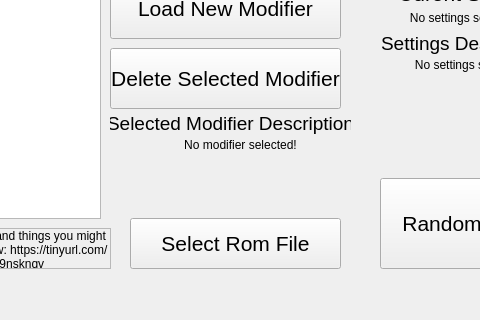
Old version of the form QTGUIDesign.ui in the repository erudnick-cohen/Pokemon-Crystal-Item-Randomizer; both pictures show x 210 to 690 and y 122 to 442 of the 800 by 442 pixel window.
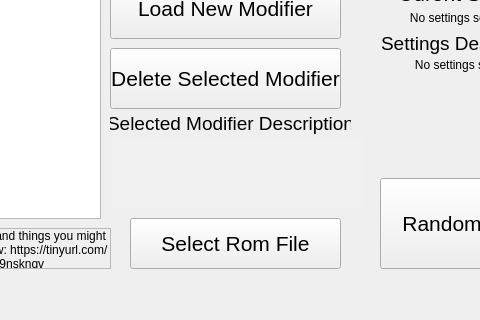
New version of the form.

Commit message: New early fly setting and better storm badge placement

What changed in the file:
```diff
--- a/QTGUIDesign.ui
+++ b/QTGUIDesign.ui
@@ -368,25 +368,6 @@
      <bool>true</bool>
     </property>
    </widget>
-   <widget class="QLabel" name="ModifierDescription">
-    <property name="geometry">
-     <rect>
-      <x>320</x>
-      <y>260</y>
-      <width>261</width>
-      <height>71</height>
-     </rect>
-    </property>
-    <property name="text">
-     <string>No modifier selected!</string>
-    </property>
-    <property name="alignment">
-     <set>Qt::AlignHCenter|Qt::AlignTop</set>
-    </property>
-    <property name="wordWrap">
-     <bool>true</bool>
-    </property>
-   </widget>
    <widget class="QLabel" name="label_12">
     <property name="geometry">
      <rect>
@@ -484,6 +465,119 @@
      <set>Qt::LinksAccessibleByMouse|Qt::TextSelectableByKeyboard|Qt::TextSelectableByMouse</set>
     </property>
    </widget>
+   <widget class="QTextEdit" name="ModifierDescription">
+    <property name="geometry">
+     <rect>
+      <x>323</x>
+      <y>260</y>
+      <width>251</width>
+      <height>71</height>
+     </rect>
+    </property>
+    <property name="palette">
+     <palette>
+      <active>
+       <colorrole role="Light">
+        <brush brushstyle="SolidPattern">
+         <color alpha="255">
+          <red>240</red>
+          <green>240</green>
+          <blue>240</blue>
+         </color>
+        </brush>
+       </colorrole>
+       <colorrole role="BrightText">
+        <brush brushstyle="SolidPattern">
+         <color alpha="255">
+          <red>240</red>
+          <green>240</green>
+          <blue>240</blue>
+         </color>
+        </brush>
+       </colorrole>
+       <colorrole role="Base">
+        <brush brushstyle="SolidPattern">
+         <color alpha="255">
+          <red>240</red>
+          <green>240</green>
+          <blue>240</blue>
+         </color>
+        </brush>
+       </colorrole>
+      </active>
+      <inactive>
+       <colorrole role="Light">
+        <brush brushstyle="SolidPattern">
+         <color alpha="255">
+          <red>240</red>
+          <green>240</green>
+          <blue>240</blue>
+         </color>
+        </brush>
+       </colorrole>
+       <colorrole role="BrightText">
+        <brush brushstyle="SolidPattern">
+         <color alpha="255">
+          <red>240</red>
+          <green>240</green>
+          <blue>240</blue>
+         </color>
+        </brush>
+       </colorrole>
+       <colorrole role="Base">
+        <brush brushstyle="SolidPattern">
+         <color alpha="255">
+          <red>240</red>
+          <green>240</green>
+          <blue>240</blue>
+         </color>
+        </brush>
+       </colorrole>
+      </inactive>
+      <disabled>
+       <colorrole role="Light">
+        <brush brushstyle="SolidPattern">
+         <color alpha="255">
+          <red>240</red>
+          <green>240</green>
+          <blue>240</blue>
+         </color>
+        </brush>
+       </colorrole>
+       <colorrole role="BrightText">
+        <brush brushstyle="SolidPattern">
+         <color alpha="255">
+          <red>240</red>
+          <green>240</green>
+          <blue>240</blue>
+         </color>
+        </brush>
+       </colorrole>
+       <colorrole role="Base">
+        <brush brushstyle="SolidPattern">
+         <color alpha="255">
+          <red>240</red>
+          <green>240</green>
+          <blue>240</blue>
+         </color>
+        </brush>
+       </colorrole>
+      </disabled>
+     </palette>
+    </property>
+    <property name="autoFillBackground">
+     <bool>false</bool>
+    </property>
+    <property name="frameShape">
+     <enum>QFrame::NoFrame</enum>
+    </property>
+    <property name="frameShadow">
+     <enum>QFrame::Plain</enum>
+    </property>
+    <property name="textInteractionFlags">
+     <set>Qt::NoTextInteraction</set>
+    </property>
+   </widget>
   </widget>
   <widget class="QMenuBar" name="menubar">
    <property name="geometry">
```
The commit also changes 2 other files.
